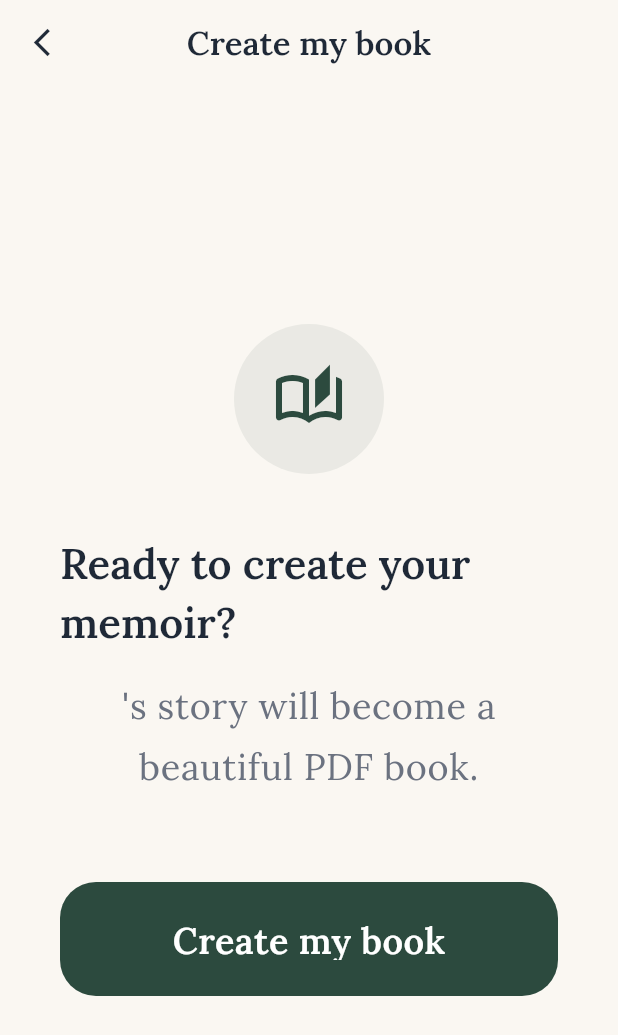
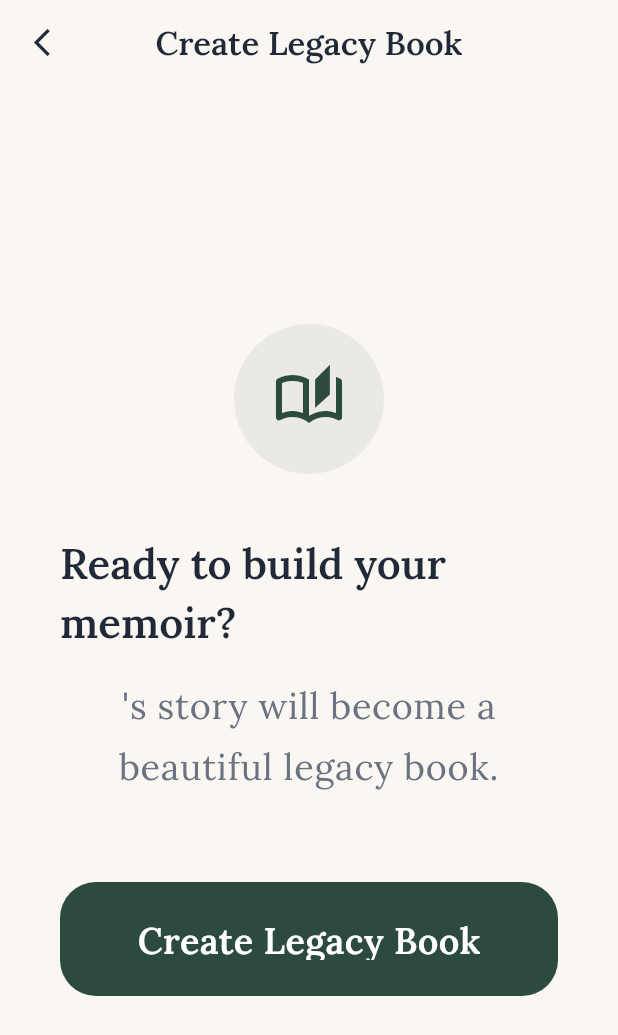
Before and after one commit to Kushtrvedi/my-parents-story, a Flutter app: the GenerateBookScreen screen opened directly with empty values, on a phone screen of 412 x 824 dp. Shown: the top 1035 px of the screen. Run offline on Flutter 3.47's test engine with Material 3 defaults, Android fonts, the phone set to English and light mode, and no system bars; our stand-ins replace flutter_tts, google_fonts, google_generative_ai, hive, hive_flutter, pdf and 3 more; missing offline and left inert: dart:js_interop; accounts and stored records are empty.

Commit message:
Adopt Legacy Book terminology and add Memoir Experience roadmap

```diff
--- a/lib/l10n/translations.dart
+++ b/lib/l10n/translations.dart
@@ -20,12 +20,12 @@ class T {
       'memoriesCaptured': 'memories collected',
       'memories': 'memories',
       'youreDoingGreat': "You're doing wonderfully.",
-      'generateBook': 'Create my book',
-      'generatingBook': 'Putting your book together...',
-      'bookDone': 'Your book is ready.',
-      'readyToCreate': 'Ready to create your memoir?',
-      'exportPdf': 'Save as PDF',
-      'sharePdf': 'Share with family',
+      'generateBook': 'Create Legacy Book',
+      'generatingBook': 'Preparing Hardcover Edition...',
+      'bookDone': 'Your Legacy Book is ready.',
+      'readyToCreate': 'Ready to build your memoir?',
+      'exportPdf': 'Prepare Hardcover Edition',
+      'sharePdf': 'Share Legacy Edition',
       'bookPreview': 'book preview',
       'storyTitle': 'Life Story',
       'memoirOf': 'A memoir of',
--- a/lib/screens/generate_book_screen.dart
+++ b/lib/screens/generate_book_screen.dart
@@ -154,7 +154,7 @@ class _GenerateBookScreenState extends State<GenerateBookScreen> {
                 ),
                 const SizedBox(height: 16),
                 Text(
-                  '${widget.profile.name}\'s story will become a beautiful PDF book.',
+                  '${widget.profile.name}\'s story will become a beautiful legacy book.',
                   textAlign: TextAlign.center,
                   style: Theme.of(context).textTheme.bodyLarge?.copyWith(
                         color: AppColors.textLight,
```
Also changed, not shown: 1 other file.
